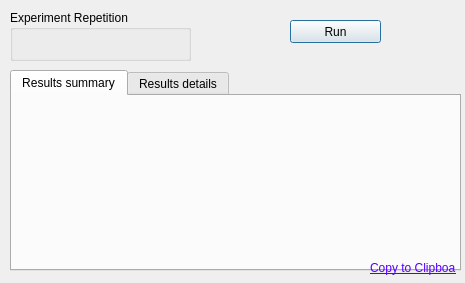
Above: source/Goldenberry/widgets/Optimization/GbBlackBoxWidget.ui from narg95/goldenberry before the change. Below: the same form after it.
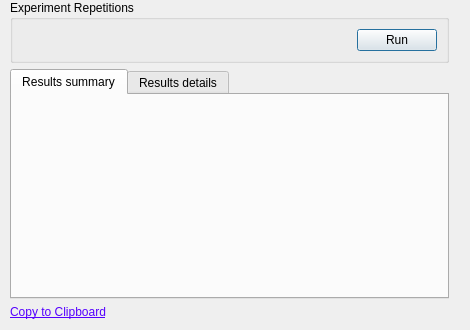
That is the form after the change.

```diff
--- a/source/Goldenberry/widgets/Optimization/GbBlackBoxWidget.ui
+++ b/source/Goldenberry/widgets/Optimization/GbBlackBoxWidget.ui
@@ -10,46 +10,30 @@
    <rect>
     <x>0</x>
     <y>0</y>
-    <width>465</width>
-    <height>283</height>
+    <width>470</width>
+    <height>330</height>
    </rect>
   </property>
   <property name="windowTitle">
    <string>Black Box Tester</string>
   </property>
-  <widget class="QLabel" name="copy_label">
-   <property name="geometry">
-    <rect>
-     <x>370</x>
-     <y>260</y>
-     <width>86</width>
-     <height>16</height>
-    </rect>
-   </property>
-   <property name="cursor">
-    <cursorShape>PointingHandCursor</cursorShape>
-   </property>
-   <property name="focusPolicy">
-    <enum>Qt::ClickFocus</enum>
-   </property>
-   <property name="text">
-    <string>&lt;html&gt;&lt;head/&gt;&lt;body&gt;&lt;p&gt;&lt;span style=&quot; text-decoration: underline; color:#5500ff;&quot;&gt;Copy to Clipboard&lt;/span&gt;&lt;/p&gt;&lt;/body&gt;&lt;/html&gt;</string>
-   </property>
-   <property name="textFormat">
-    <enum>Qt::RichText</enum>
-   </property>
-  </widget>
-  <widget class="QWidget" name="widget" native="true">
+  <widget class="QWidget" name="main_widget" native="true">
    <property name="geometry">
     <rect>
      <x>10</x>
-     <y>70</y>
-     <width>451</width>
-     <height>201</height>
+     <y>0</y>
+     <width>439</width>
+     <height>319</height>
     </rect>
    </property>
-   <layout class="QVBoxLayout" name="verticalLayout_6">
-    <item>
+   <property name="sizePolicy">
+    <sizepolicy hsizetype="Expanding" vsizetype="Expanding">
+     <horstretch>0</horstretch>
+     <verstretch>0</verstretch>
+    </sizepolicy>
+   </property>
+   <layout class="QGridLayout" name="gridLayout_2">
+    <item row="2" column="0">
      <widget class="QTabWidget" name="tabWidget">
       <property name="sizePolicy">
        <sizepolicy hsizetype="Expanding" vsizetype="Expanding">
@@ -82,48 +66,61 @@
       </widget>
      </widget>
     </item>
+    <item row="0" column="0">
+     <widget class="QGroupBox" name="expBox">
+      <property name="title">
+       <string>Experiment Repetitions</string>
+      </property>
+      <layout class="QGridLayout" name="gridLayout">
+       <item row="0" column="0">
+        <widget class="QWidget" name="paramBox" native="true"/>
+       </item>
+       <item row="0" column="1">
+        <widget class="QPushButton" name="run_button">
+         <property name="sizePolicy">
+          <sizepolicy hsizetype="Minimum" vsizetype="Fixed">
+           <horstretch>0</horstretch>
+           <verstretch>0</verstretch>
+          </sizepolicy>
+         </property>
+         <property name="minimumSize">
+          <size>
+           <width>50</width>
+           <height>0</height>
+          </size>
+         </property>
+         <property name="maximumSize">
+          <size>
+           <width>80</width>
+           <height>16777215</height>
+          </size>
+         </property>
+         <property name="text">
+          <string>Run</string>
+         </property>
+        </widget>
+       </item>
+      </layout>
+     </widget>
+    </item>
+    <item row="3" column="0">
+     <widget class="QLabel" name="copy_label">
+      <property name="cursor">
+       <cursorShape>PointingHandCursor</cursorShape>
+      </property>
+      <property name="focusPolicy">
+       <enum>Qt::ClickFocus</enum>
+      </property>
+      <property name="text">
+       <string>&lt;html&gt;&lt;head/&gt;&lt;body&gt;&lt;p&gt;&lt;span style=&quot; text-decoration: underline; color:#5500ff;&quot;&gt;Copy to Clipboard&lt;/span&gt;&lt;/p&gt;&lt;/body&gt;&lt;/html&gt;</string>
+      </property>
+      <property name="textFormat">
+       <enum>Qt::RichText</enum>
+      </property>
+     </widget>
+    </item>
    </layout>
   </widget>
-  <widget class="QGroupBox" name="expBox">
-   <property name="geometry">
-    <rect>
-     <x>10</x>
-     <y>10</y>
-     <width>181</width>
-     <height>51</height>
-    </rect>
-   </property>
-   <property name="title">
-    <string>Experiment Repetition</string>
-   </property>
-   <widget class="QWidget" name="paramBox" native="true">
-    <property name="geometry">
-     <rect>
-      <x>20</x>
-      <y>20</y>
-      <width>120</width>
-      <height>31</height>
-     </rect>
-    </property>
-   </widget>
-  </widget>
-  <widget class="QPushButton" name="run_button">
-   <property name="geometry">
-    <rect>
-     <x>290</x>
-     <y>20</y>
-     <width>91</width>
-     <height>23</height>
-    </rect>
-   </property>
-   <property name="text">
-    <string>Run</string>
-   </property>
-  </widget>
-  <zorder>expBox</zorder>
-  <zorder>widget</zorder>
-  <zorder>copy_label</zorder>
-  <zorder>run_button</zorder>
  </widget>
  <resources/>
  <connections/>
```
